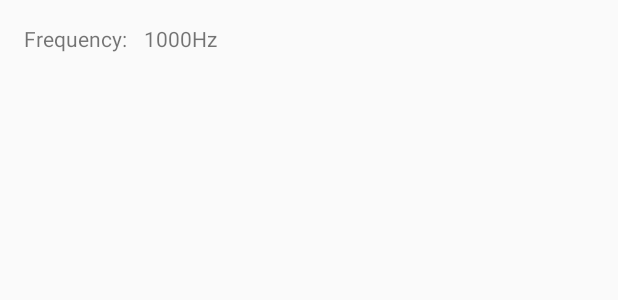
After one commit to AndhikaBrosnan/choirhelper-silihasah, an Android app: the layout activity_sing.xml on its own in the app's theme, with its tools: preview values and no code run, on a phone screen of 412 x 824 dp. The commit adds this screen. Shown: the top 300 px of the screen. Run offline under Robolectric (Android 15) with nearby library versions, the phone set to English and light mode, and no system bars.

Commit message:
Update Frequency from NodeMCU

```diff
--- a/app/src/main/AndroidManifest.xml
+++ b/app/src/main/AndroidManifest.xml
@@ -20,6 +20,7 @@
                 <category android:name="android.intent.category.LAUNCHER" />
             </intent-filter>
         </activity>
+        <activity android:name=".singing.SingActivity"></activity>
     </application>
 
 </manifest>
--- a/app/src/main/java/choirhelper/silihasah/org/catalog/CatalogActivity.java
+++ b/app/src/main/java/choirhelper/silihasah/org/catalog/CatalogActivity.java
@@ -47,6 +47,7 @@ import com.google.firebase.storage.StorageReference;
 import com.google.firebase.storage.UploadTask;
 
 import choirhelper.silihasah.org.R;
+import choirhelper.silihasah.org.singing.SingActivity;
 
 //import android.view.ActionMode;
 
@@ -127,6 +128,10 @@ public class CatalogActivity extends AppCompatActivity {
                     else actionMode.invalidate();
                     return;
                 }
+
+                Intent intent = new Intent(getApplicationContext(), SingActivity.class);
+                startActivity(intent);
+
                 Toast.makeText(CatalogActivity.this, currentSong.getmTitle(),Toast.LENGTH_LONG).show();
             }
 
--- /dev/null
+++ b/app/src/main/res/layout/activity_sing.xml
@@ -0,0 +1,34 @@
+<?xml version="1.0" encoding="utf-8"?>
+<android.support.constraint.ConstraintLayout xmlns:android="http://schemas.android.com/apk/res/android"
+    xmlns:app="http://schemas.android.com/apk/res-auto"
+    xmlns:tools="http://schemas.android.com/tools"
+    android:layout_width="match_parent"
+    android:layout_height="match_parent"
+    android:layout_margin="8dp"
+    tools:context="choirhelper.silihasah.org.singing.SingActivity">
+
+    <TextView
+        android:id="@+id/info_freq"
+        android:layout_width="wrap_content"
+        android:layout_height="wrap_content"
+        android:layout_marginStart="8dp"
+        android:layout_marginTop="8dp"
+        android:text="Frequency: "
+        app:layout_constraintStart_toStartOf="parent"
+        app:layout_constraintTop_toTopOf="parent"
+        android:layout_marginLeft="8dp" />
+
+    <TextView
+        android:id="@+id/tv_freq"
+        android:layout_width="0dp"
+        android:layout_height="wrap_content"
+        android:layout_marginEnd="8dp"
+        android:layout_marginStart="8dp"
+        android:text="1000Hz"
+        android:layout_marginTop="8dp"
+        app:layout_constraintEnd_toEndOf="parent"
+        app:layout_constraintHorizontal_weight="1"
+        app:layout_constraintStart_toEndOf="@+id/info_freq"
+        app:layout_constraintTop_toTopOf="parent" />
+
+</android.support.constraint.ConstraintLayout>
--- a/app/src/main/res/mipmap-anydpi-v26/ic_launcher.xml
+++ b/app/src/main/res/mipmap-anydpi-v26/ic_launcher.xml
@@ -1,5 +1,5 @@
 <?xml version="1.0" encoding="utf-8"?>
 <adaptive-icon xmlns:android="http://schemas.android.com/apk/res/android">
-    <background android:drawable="@drawable/ic_launcher_background" />
-    <foreground android:drawable="@drawable/ic_launcher_foreground" />
+    <background android:drawable="@drawable/logo_bground" />
+    <foreground android:drawable="@drawable/logo_fground" />
 </adaptive-icon>
--- a/app/src/main/res/mipmap-anydpi-v26/ic_launcher_round.xml
+++ b/app/src/main/res/mipmap-anydpi-v26/ic_launcher_round.xml
@@ -1,5 +1,5 @@
 <?xml version="1.0" encoding="utf-8"?>
 <adaptive-icon xmlns:android="http://schemas.android.com/apk/res/android">
-    <background android:drawable="@drawable/ic_launcher_background" />
-    <foreground android:drawable="@drawable/ic_launcher_foreground" />
+    <background android:drawable="@drawable/logo_bground" />
+    <foreground android:drawable="@drawable/logo_fground" />
 </adaptive-icon>
```
Also changed, not shown: app/src/main/java/choirhelper/silihasah/org/singing/SingActivity.java (added, +43 -0 lines), app/src/main/res/drawable/ic_play_arrow_black_24dp.xml (added, +9 -0 lines), app/src/main/res/layout/list_item.xml (+3 -7 lines), app/src/main/res/drawable/logo_bground.png (added), app/src/main/res/drawable/logo_fground.png (added), app/src/main/res/mipmap-hdpi/ic_launcher.png, app/src/main/res/mipmap-hdpi/ic_launcher_round.png, app/src/main/res/mipmap-mdpi/ic_launcher.png, app/src/main/res/mipmap-mdpi/ic_launcher_round.png, app/src/main/res/mipmap-xhdpi/ic_launcher.png, app/src/main/res/mipmap-xhdpi/ic_launcher_round.png, app/src/main/res/mipmap-xxhdpi/ic_launcher.png, app/src/main/res/mipmap-xxhdpi/ic_launcher_round.png, app/src/main/res/mipmap-xxxhdpi/ic_launcher.png, 1 more files.
